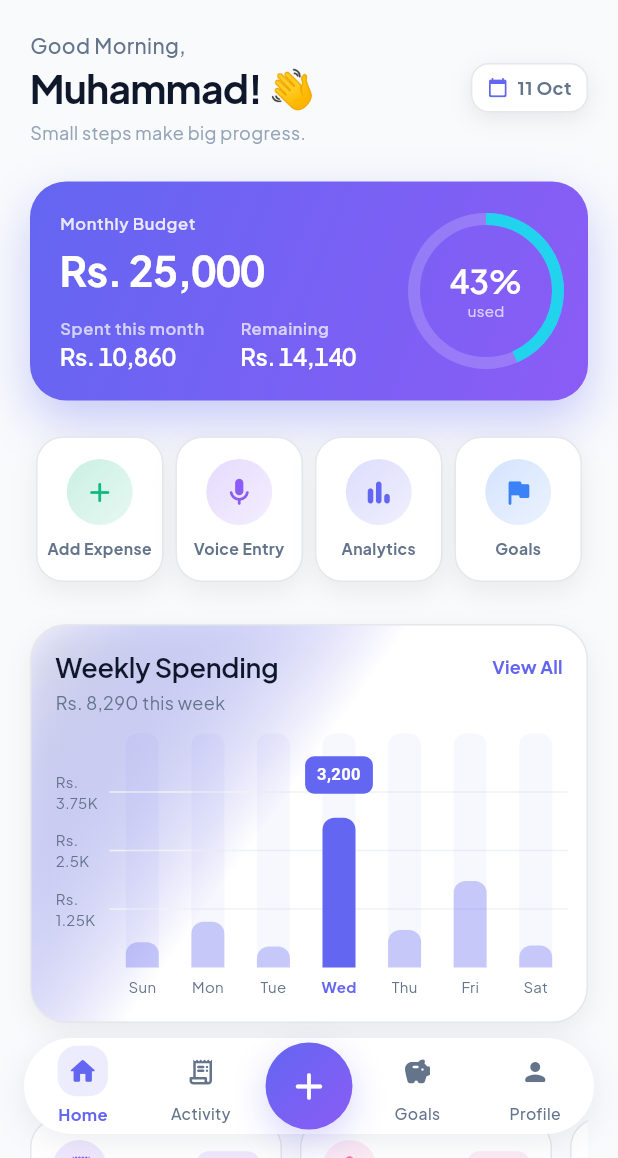
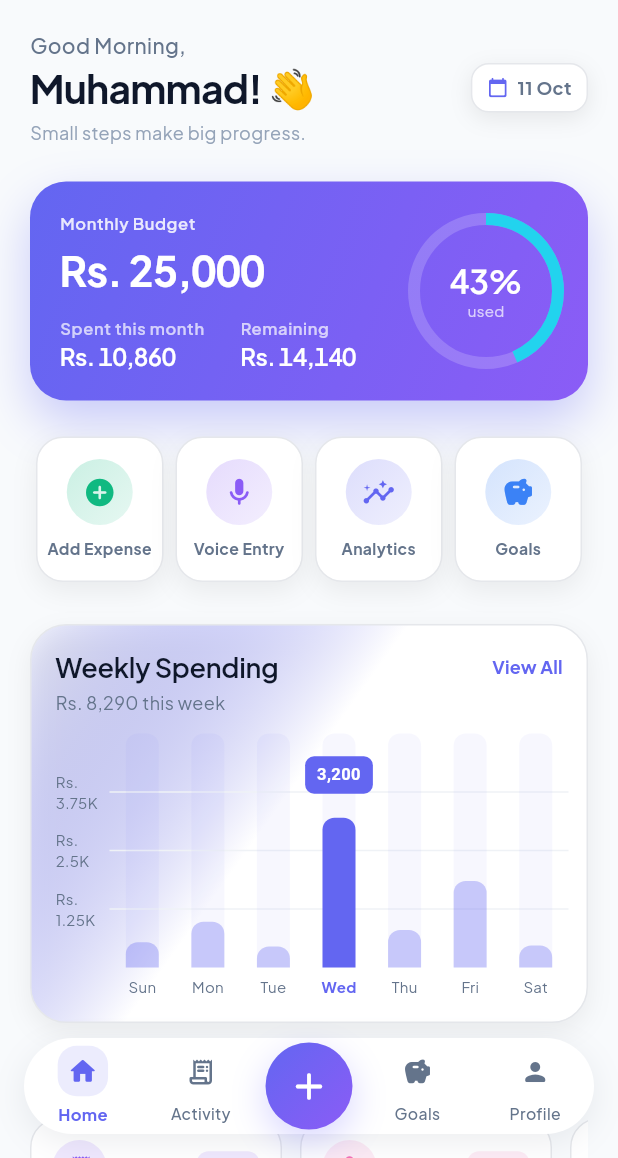
Before and after one commit to shabii804/Spend-Smart, a Flutter app: the MainShell screen opened directly, on a phone screen of 412 x 824 dp, the part 78-1236 px from its top. Run offline on Flutter 3.47's test engine with Material 3 defaults, Android fonts, the phone set to English and light mode, and no system bars; drawn by our look-alikes of fl_chart; our stand-ins replace google_fonts, shared_preferences; accounts and stored records are empty.

Commit message:
enhance: premium icons, page+chart animations
- Upgrade page transition: slide + fade + scale
- New ScreenEntrance widget for screen body entrance
- New ChartEntrance widget for chart card entrance
- Wrap home WeeklyBarChart + analytics charts with ChartEntrance
- Premium icons: insights, savings, add_circle, auto_graph
- Save button: save_rounded (edit) / check_circle_rounded (add)

```diff
--- a/lib/core/theme/app_theme.dart
+++ b/lib/core/theme/app_theme.dart
@@ -289,7 +289,8 @@ class AppTheme {
   }
 }
 
-/// Subtle fade-up transition for pushed routes.
+/// Premium page transition: subtle slide-up + fade + scale.
+/// Used by all pushed MaterialPageRoute (Android + iOS).
 class _FadeUpTransitionsBuilder extends PageTransitionsBuilder {
   const _FadeUpTransitionsBuilder();
 
@@ -301,14 +302,19 @@ class _FadeUpTransitionsBuilder extends PageTransitionsBuilder {
     Animation<double> secondary,
     Widget child,
   ) {
+    final curved = CurvedAnimation(parent: animation, curve: Curves.easeOutCubic);
     return FadeTransition(
-      opacity: CurvedAnimation(parent: animation, curve: Curves.easeOutCubic),
+      opacity: curved,
       child: SlideTransition(
         position: Tween<Offset>(
-          begin: const Offset(0, 0.025),
+          begin: const Offset(0, 0.06),
           end: Offset.zero,
-        ).animate(CurvedAnimation(parent: animation, curve: Curves.easeOutCubic)),
-        child: child,
+        ).animate(curved),
+        child: ScaleTransition(
+          scale: Tween<double>(begin: 0.98, end: 1.0).animate(curved),
+          alignment: Alignment.topCenter,
+          child: child,
+        ),
       ),
     );
   }
--- /dev/null
+++ b/lib/core/widgets/screen_entrance.dart
@@ -0,0 +1,113 @@
+import 'package:flutter/material.dart';
+
+/// Wraps a screen body with a premium entrance animation: fade-in + slide-up.
+/// Use on the body of any pushed screen for a consistent entrance feel.
+class ScreenEntrance extends StatefulWidget {
+  final Widget child;
+  final Duration duration;
+  final double slideOffset;
+
+  const ScreenEntrance({
+    super.key,
+    required this.child,
+    this.duration = const Duration(milliseconds: 420),
+    this.slideOffset = 0.04,
+  });
+
+  @override
+  State<ScreenEntrance> createState() => _ScreenEntranceState();
+}
+
+class _ScreenEntranceState extends State<ScreenEntrance>
+    with SingleTickerProviderStateMixin {
+  late final AnimationController _c;
+  late final Animation<double> _opacity;
+  late final Animation<Offset> _offset;
+
+  @override
+  void initState() {
+    super.initState();
+    _c = AnimationController(
+      vsync: this,
+      duration: widget.duration,
+    );
+    _opacity = CurvedAnimation(parent: _c, curve: Curves.easeOutCubic);
+    _offset = Tween<Offset>(
+      begin: Offset(0, widget.slideOffset),
+      end: Offset.zero,
+    ).animate(CurvedAnimation(parent: _c, curve: Curves.easeOutCubic));
+    Future.delayed(Duration.zero, () => _c.forward());
+  }
+
+  @override
+  void dispose() {
+    _c.dispose();
+    super.dispose();
+  }
+
+  @override
+  Widget build(BuildContext context) {
+    return FadeTransition(
+      opacity: _opacity,
+      child: SlideTransition(
+        position: _offset,
+        child: widget.child,
+      ),
+    );
+  }
+}
+
+/// Wraps a chart card with a staggered entrance animation.
+/// Use for any chart container so it slides in nicely.
+class ChartEntrance extends StatefulWidget {
+  final Widget child;
+  final Duration delay;
+
+  const ChartEntrance({
+    super.key,
+    required this.child,
+    this.delay = const Duration(milliseconds: 80),
+  });
+
+  @override
+  State<ChartEntrance> createState() => _ChartEntranceState();
+}
+
+class _ChartEntranceState extends State<ChartEntrance>
+    with SingleTickerProviderStateMixin {
+  late final AnimationController _c;
+  late final Animation<double> _opacity;
+  late final Animation<Offset> _offset;
+
+  @override
+  void initState() {
+    super.initState();
+    _c = AnimationController(
+      vsync: this,
+      duration: const Duration(milliseconds: 480),
+    );
+    _opacity = CurvedAnimation(parent: _c, curve: Curves.easeOutCubic);
+    _offset = Tween<Offset>(
+      begin: const Offset(0, 0.08),
+      end: Offset.zero,
+    ).animate(CurvedAnimation(parent: _c, curve: Curves.easeOutCubic));
+    Future.delayed(widget.delay, () => _c.forward());
+  }
+
+  @override
+  void dispose() {
+    _c.dispose();
+    super.dispose();
+  }
+
+  @override
+  Widget build(BuildContext context) {
+    return FadeTransition(
+      opacity: _opacity,
+      child: SlideTransition(
+        position: _offset,
+        child: widget.child,
+      ),
+    );
+  }
+}
--- a/lib/features/dashboard/home_screen.dart
+++ b/lib/features/dashboard/home_screen.dart
@@ -8,6 +8,7 @@ import '../../core/theme/text_styles.dart';
 import '../../core/utils/formatters.dart';
 import '../../core/widgets/glass_card.dart';
 import '../../core/widgets/animated_money.dart';
+import '../../core/widgets/screen_entrance.dart';
 import '../../core/widgets/section_header.dart';
 import '../../core/widgets/staggered_entrance.dart';
 import '../../data/sample_data.dart';
@@ -72,7 +73,9 @@ class _HomeScreenState extends State<HomeScreen> {
           const SizedBox(height: 24),
           _quickActions(context),
           const SizedBox(height: 28),
-          WeeklyBarChart(data: weekly),
+          ChartEntrance(
+            child: WeeklyBarChart(data: weekly),
+          ),
           const SizedBox(height: 28),
           SectionHeader(
             title: 'Top Categories',
@@ -351,7 +354,7 @@ class _HomeScreenState extends State<HomeScreen> {
   // ────────────────────────────────────────────────────────────────
   Widget _quickActions(BuildContext context) {
     final tiles = [
-      (AppStrings.addExpense, Icons.add_rounded, AppColors.mint,
+      (AppStrings.addExpense, Icons.add_circle_rounded, AppColors.mint,
           () => Navigator.of(context).push(
                 MaterialPageRoute(builder: (_) => const AddExpenseScreen()),
               )),
@@ -359,11 +362,11 @@ class _HomeScreenState extends State<HomeScreen> {
           () => Navigator.of(context).push(
                 MaterialPageRoute(builder: (_) => const VoiceEntryScreen()),
               )),
-      (AppStrings.analytics, Icons.bar_chart_rounded, AppColors.primaryIndigo,
+      (AppStrings.analytics, Icons.insights_rounded, AppColors.primaryIndigo,
           () => Navigator.of(context).push(
                 MaterialPageRoute(builder: (_) => const AnalyticsScreen()),
               )),
-      (AppStrings.goals, Icons.flag_rounded, AppColors.blue,
+      (AppStrings.goals, Icons.savings_rounded, AppColors.blue,
           () => Navigator.of(context).push(
                 MaterialPageRoute(
                     builder: (_) => const SavingsGoalsScreen()),
--- a/lib/features/expenses/add_expense_screen.dart
+++ b/lib/features/expenses/add_expense_screen.dart
@@ -174,7 +174,7 @@ class _AddExpenseScreenState extends State<AddExpenseScreen> {
               const SizedBox(height: 24),
               PrimaryButton(
                 label: _isEdit ? AppStrings.save : 'Save Expense',
-                icon: Icons.arrow_forward_rounded,
+                icon: _isEdit ? Icons.save_rounded : Icons.check_circle_rounded,
                 loading: _saving,
                 onPressed: _save,
               ),
```
Also changed, not shown: lib/features/analytics/analytics_screen.dart (+9 -3 lines).
